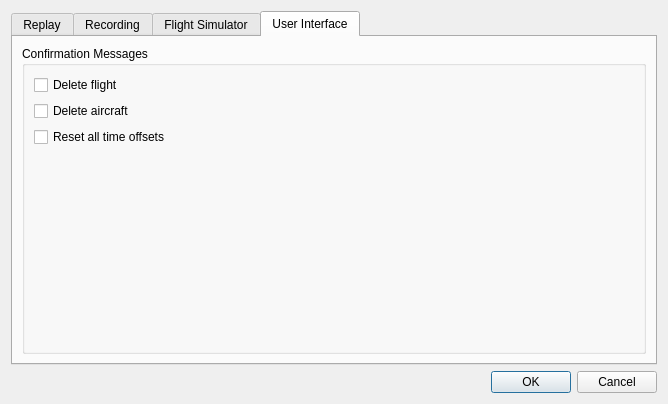
The window that src/UserInterface/src/Dialog/SettingsDialog.ui (till213/SkyDolly) describes before a commit, drawn with Qt 5.
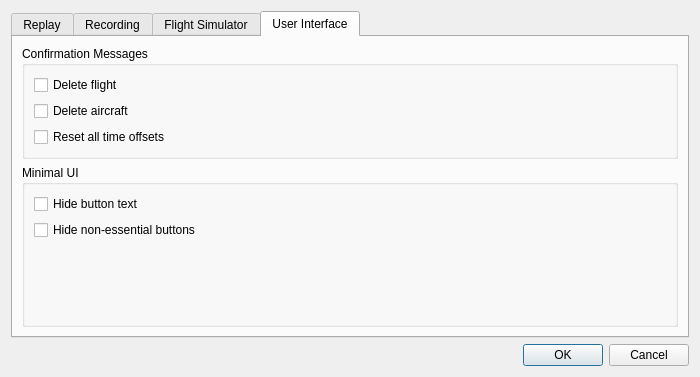
The same window after the commit. The open tabs and pages were chosen to show the change.

Commit message:
Truly minimalistic Minimal UI mode
- Show/hide button texts and non-essential buttons in Minimal UI mode

Patch:
```diff
--- a/src/UserInterface/src/Dialog/SettingsDialog.ui
+++ b/src/UserInterface/src/Dialog/SettingsDialog.ui
@@ -6,8 +6,8 @@
    <rect>
     <x>0</x>
     <y>0</y>
-    <width>666</width>
-    <height>404</height>
+    <width>700</width>
+    <height>377</height>
    </rect>
   </property>
   <property name="windowTitle">
@@ -262,7 +262,36 @@
             </property>
            </widget>
           </item>
-          <item row="3" column="0">
+         </layout>
+        </widget>
+       </item>
+       <item>
+        <widget class="QGroupBox" name="groupBox_3">
+         <property name="title">
+          <string>Minimal UI</string>
+         </property>
+         <layout class="QFormLayout" name="formLayout_6">
+          <item row="0" column="0">
+           <widget class="QCheckBox" name="hideButtonTextCheckBox">
+            <property name="toolTip">
+             <string>Only show the button icons.</string>
+            </property>
+            <property name="text">
+             <string>Hide button text</string>
+            </property>
+           </widget>
+          </item>
+          <item row="1" column="0">
+           <widget class="QCheckBox" name="hideNonEssentialButtonsCheckBox">
+            <property name="toolTip">
+             <string>Only show essential buttons: record, play, pause, stop, loop.</string>
+            </property>
+            <property name="text">
+             <string>Hide non-essential buttons</string>
+            </property>
+           </widget>
+          </item>
+          <item row="2" column="0">
            <spacer name="verticalSpacer_4">
             <property name="orientation">
              <enum>Qt::Vertical</enum>
```
Left out of the diff: 20 changed lines with no effect on the pictures. The commit also changes 10 other files.
